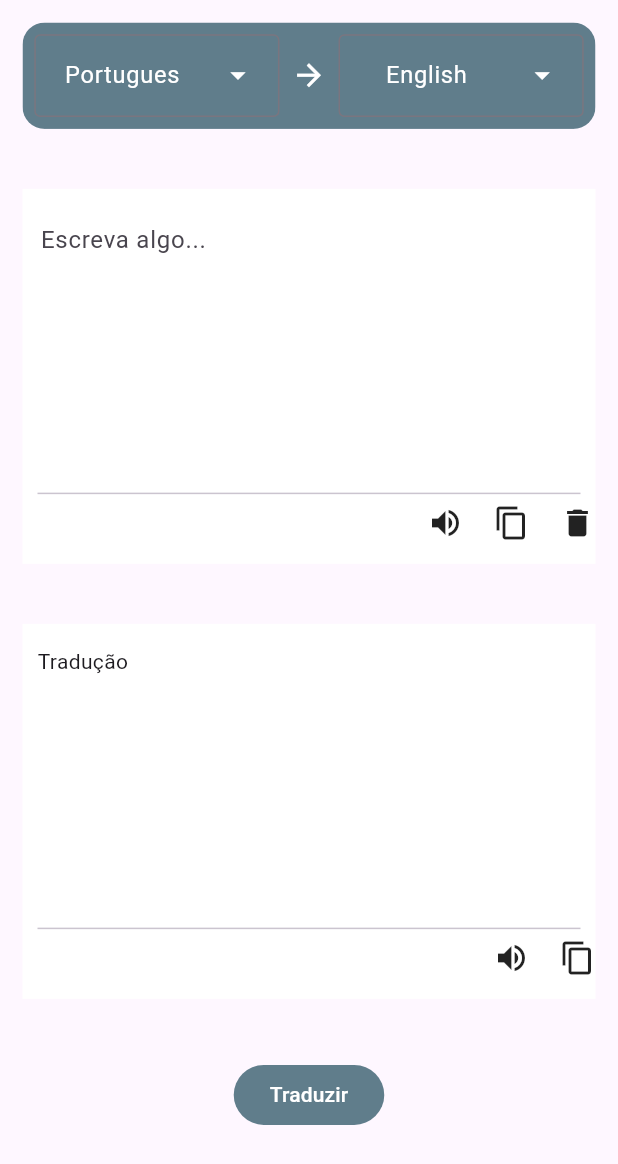
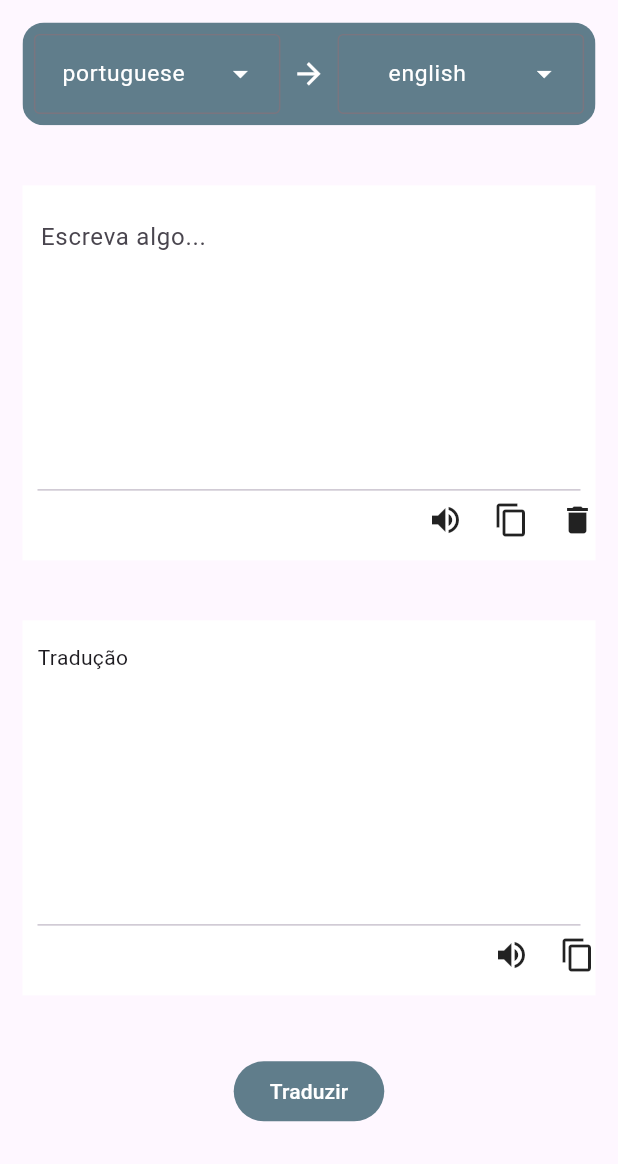
Before and after one commit to IagoMesquita/Translate_app_flutter, a Flutter app: the screen it shows after launch, on a phone screen of 412 x 824 dp. Shown: the top 1164 px of the screen. Run offline on Flutter 3.47's test engine with Material 3 defaults, Android fonts, the phone set to English and light mode, and no system bars; our stand-ins replace flutter_riverpod; missing offline and left inert: google_mlkit_translation.

```diff
--- a/lib/presentation/components/custom_dropdown_menu.dart
+++ b/lib/presentation/components/custom_dropdown_menu.dart
@@ -1,4 +1,5 @@
 import 'package:flutter/material.dart';
+import 'package:translate/domain/helpers/languages.dart';
 
 class CustomDropdownMenu extends StatelessWidget {
   const CustomDropdownMenu({
@@ -8,9 +9,9 @@ class CustomDropdownMenu extends StatelessWidget {
     this.initialSelection,
   });
 
-  final void Function(String?)? onSelected;
-  final List<String> languages;
-  final String? initialSelection;
+  final void Function(Languages?)? onSelected;
+  final List<Languages> languages;
+  final Languages? initialSelection;
 
   @override
   Widget build(BuildContext context) {
@@ -26,7 +27,7 @@ class CustomDropdownMenu extends StatelessWidget {
         selectedTrailingIcon: Icon(Icons.arrow_drop_up, color: Colors.white),
         dropdownMenuEntries: languages
             .map(
-              (language) => DropdownMenuEntry(value: language, label: language),
+              (language) => DropdownMenuEntry(value: language, label: language.name),
             )
             .toList(),
       ),
--- a/lib/presentation/screens/home_screen.dart
+++ b/lib/presentation/screens/home_screen.dart
@@ -1,8 +1,11 @@
 import 'package:flutter/material.dart';
+import 'package:translate/domain/helpers/languages.dart';
 import 'package:translate/presentation/components/components.dart';
 
 class HomeScreen extends StatelessWidget {
   const HomeScreen({super.key});
+
+  final languages = Languages.values;
 
   @override
   Widget build(BuildContext context) {
@@ -23,13 +26,13 @@ class HomeScreen extends StatelessWidget {
                     child: Row(
                       children: [
                         CustomDropdownMenu(
-                          languages: ["Portugues", "English"],
-                          initialSelection: "Portugues",
+                          languages: languages,
+                          initialSelection: Languages.portuguese,
                         ),
                         Icon(Icons.arrow_forward, color: Colors.white),
                         CustomDropdownMenu(
-                          languages: ["Portugues", "English"],
-                          initialSelection: "English",
+                          languages: languages,
+                          initialSelection: Languages.english,
                         ),
                       ],
                     ),
```
